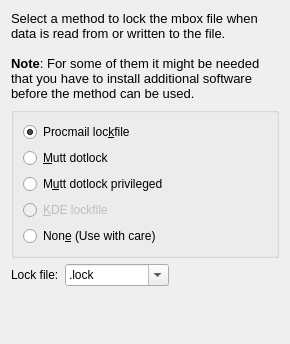
Qt form resources/mbox/lockfilepage.ui (KDE/kdepim-runtime) before a commit.
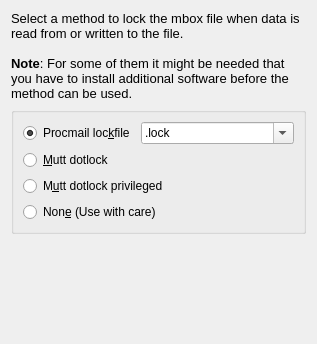
The same form after that commit. Custom widgets are drawn as their Qt base class.

Commit message: - Okay, I won't provide KDELockFile method. Mutt and procmail should be more   than enough if used anyway. Remove all traces of KDELockFile from the code. - Some small fixes to the purge after x deleted messages which seems to work   correct now.

Diff of the .ui file:
```diff
--- a/resources/mbox/lockfilepage.ui
+++ b/resources/mbox/lockfilepage.ui
@@ -7,7 +7,7 @@
    <rect>
     <x>0</x>
     <y>0</y>
-    <width>290</width>
+    <width>317</width>
     <height>344</height>
    </rect>
   </property>
@@ -61,40 +61,14 @@
         </property>
        </widget>
       </item>
-      <item row="3" column="0">
-       <widget class="QRadioButton" name="kde_lock_file">
-        <property name="enabled">
-         <bool>false</bool>
-        </property>
-        <property name="text">
-         <string>&amp;KDE lockfile</string>
-        </property>
-       </widget>
-      </item>
-      <item row="4" column="0" colspan="2">
+      <item row="3" column="0" colspan="2">
        <widget class="QRadioButton" name="none">
         <property name="text">
          <string>Non&amp;e (Use with care)</string>
         </property>
        </widget>
       </item>
-     </layout>
-    </widget>
-   </item>
-   <item row="3" column="1">
-    <spacer name="verticalSpacer">
-     <property name="orientation">
-      <enum>Qt::Vertical</enum>
-     </property>
-     <property name="sizeHint" stdset="0">
-      <size>
-       <width>20</width>
-       <height>40</height>
-      </size>
-     </property>
-    </spacer>
-   </item>
-   <item row="2" column="1">
+      <item row="0" column="1" colspan="2">
     <widget class="QComboBox" name="kcfg_Lockfile">
      <property name="sizePolicy">
       <sizepolicy hsizetype="Expanding" vsizetype="Fixed">
@@ -112,28 +86,18 @@
      </item>
     </widget>
    </item>
-   <item row="2" column="0">
-    <widget class="QLabel" name="label_2">
-     <property name="sizePolicy">
-      <sizepolicy hsizetype="Minimum" vsizetype="Preferred">
-       <horstretch>0</horstretch>
-       <verstretch>0</verstretch>
-      </sizepolicy>
-     </property>
-     <property name="text">
-      <string>Lock file:</string>
-     </property>
+     </layout>
     </widget>
    </item>
-   <item row="2" column="2">
-    <spacer name="horizontalSpacer">
+   <item row="2" column="1">
+    <spacer name="verticalSpacer">
      <property name="orientation">
-      <enum>Qt::Horizontal</enum>
+      <enum>Qt::Vertical</enum>
      </property>
      <property name="sizeHint" stdset="0">
       <size>
-       <width>40</width>
-       <height>20</height>
+       <width>20</width>
+       <height>40</height>
       </size>
      </property>
     </spacer>
```
Left out of the diff: 19 changed lines with no effect on the pictures. Lines whose indentation alone changed are shown as unchanged. The commit also changes 9 other files.
